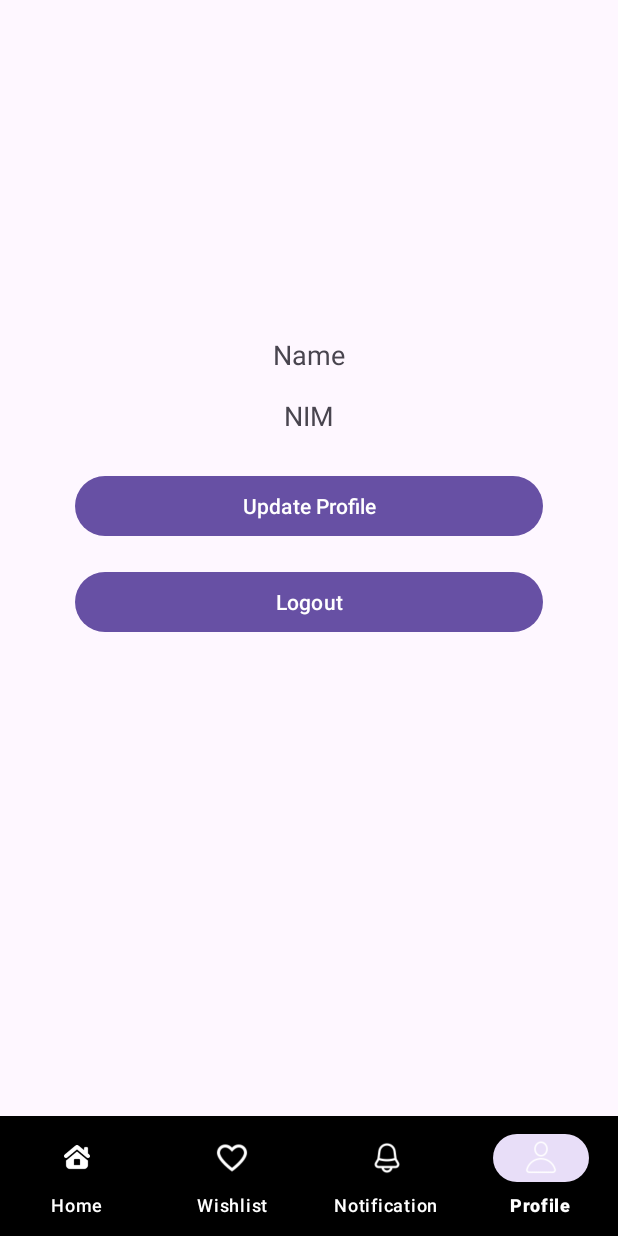
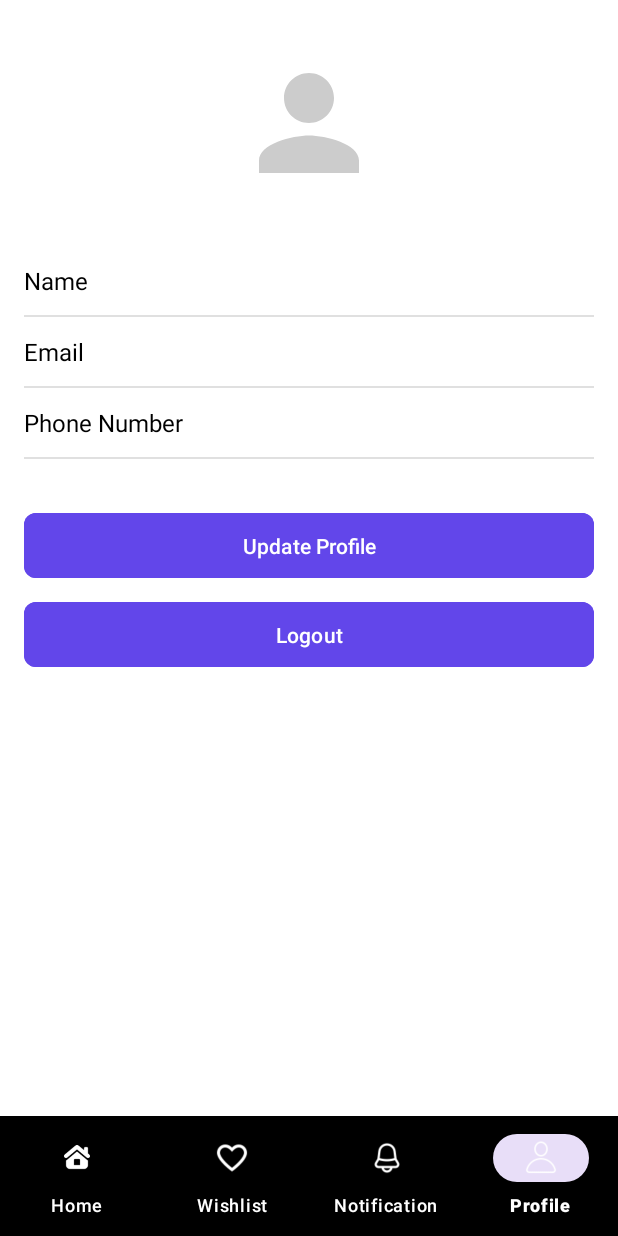
Before and after one commit to FizKw/Project-MAP, an Android app: the ProfileFragment screen opened through its navigation route, on a phone screen of 412 x 824 dp. Run offline under Robolectric (Android 15) with nearby library versions, the phone set to English and light mode, and no system bars; our stand-ins replace Firebase (no records; nobody signed in at launch, a user with empty details on screens opened directly), navigation-ui.

Commit message:
feat: added new design for profile page

```diff
--- a/app/build.gradle.kts
+++ b/app/build.gradle.kts
@@ -65,6 +65,8 @@ dependencies {
 
     implementation("com.github.bumptech.glide:glide:4.12.0")
     annotationProcessor("com.github.bumptech.glide:compiler:4.12.0")
+
+    implementation ("com.google.android.material:material:1.5.0")
 }
 
 secrets {
--- /dev/null
+++ b/app/src/main/res/drawable/default_profile.xml
@@ -0,0 +1,10 @@
+<?xml version="1.0" encoding="utf-8"?>
+<vector xmlns:android="http://schemas.android.com/apk/res/android"
+    android:width="24dp"
+    android:height="24dp"
+    android:viewportWidth="24"
+    android:viewportHeight="24">
+    <path
+        android:fillColor="#CCCCCC"
+        android:pathData="M12,12c2.21,0 4,-1.79 4,-4s-1.79,-4 -4,-4 -4,1.79 -4,4 1.79,4 4,4zM12,14c-2.67,0 -8,1.34 -8,4v2h16v-2c0,-2.66 -5.33,-4 -8,-4z"/>
+</vector>
--- a/app/src/main/res/layout/fragment_profile.xml
+++ b/app/src/main/res/layout/fragment_profile.xml
@@ -1,62 +1,153 @@
 <?xml version="1.0" encoding="utf-8"?>
 <LinearLayout xmlns:android="http://schemas.android.com/apk/res/android"
     xmlns:tools="http://schemas.android.com/tools"
+    xmlns:app="http://schemas.android.com/apk/res-auto"
     android:layout_width="match_parent"
     android:layout_height="match_parent"
     android:orientation="vertical"
-    android:padding="50dp"
-    tools:context=".ProfileFragment">
+    android:background="#FFFFFF">
 
-
-    <ImageView
-        android:id="@+id/image_view"
+    <!-- Profile Image -->
+    <com.google.android.material.imageview.ShapeableImageView
+        android:id="@+id/profile_image"
         android:layout_width="100dp"
         android:layout_height="100dp"
         android:layout_gravity="center"
-        android:layout_marginBottom="25dp"
-        android:contentDescription="Picture" />
+        android:layout_marginTop="32dp"
+        android:layout_marginBottom="16dp"
+        app:shapeAppearanceOverlay="@style/CircularImageView"
+        android:scaleType="centerCrop"
+        android:src="@drawable/default_profile"/>
 
+    <!-- Profile Information Container -->
+    <LinearLayout
+        android:layout_width="match_parent"
+        android:layout_height="wrap_content"
+        android:orientation="vertical"
+        android:padding="16dp">
+
+        <!-- Name Section -->
+        <RelativeLayout
+            android:layout_width="match_parent"
+            android:layout_height="wrap_content"
+            android:paddingVertical="12dp">
+
+            <TextView
+                android:layout_width="wrap_content"
+                android:layout_height="wrap_content"
+                android:text="Name"
+                android:textSize="16sp"
+                android:textColor="#000000"
+                android:layout_alignParentStart="true"
+                android:layout_centerVertical="true"/>
+
+            <TextView
+                android:id="@+id/name_view"
+                android:layout_width="wrap_content"
+                android:layout_height="wrap_content"
+                android:textSize="16sp"
+                android:textColor="#666666"
+                android:layout_alignParentEnd="true"
+                android:layout_centerVertical="true"/>
+        </RelativeLayout>
+
+        <View
+            android:layout_width="match_parent"
+            android:layout_height="1dp"
+            android:background="#E0E0E0"/>
+
+        <!-- Email Section -->
+        <RelativeLayout
+            android:layout_width="match_parent"
+            android:layout_height="wrap_content"
+            android:paddingVertical="12dp">
+
+            <TextView
+                android:layout_width="wrap_content"
+                android:layout_height="wrap_content"
+                android:text="Email"
+                android:textSize="16sp"
+                android:textColor="#000000"
+                android:layout_alignParentStart="true"
+                android:layout_centerVertical="true"/>
 
             <TextView
                 android:id="@+id/email_view"
+                android:layout_width="wrap_content"
+                android:layout_height="wrap_content"
+                android:textSize="16sp"
+                android:textColor="#666666"
+                android:layout_alignParentEnd="true"
+                android:layout_centerVertical="true"/>
+        </RelativeLayout>
+
+        <View
+            android:layout_width="match_parent"
+            android:layout_height="1dp"
+            android:background="#E0E0E0"/>
+
+        <!-- Phone Number Section -->
+        <RelativeLayout
             android:layout_width="match_parent"
             android:layout_height="wrap_content"
-        android:gravity="center"
-        android:padding="8dp"
-        android:text="Email"
-        android:textSize="18sp" />
+            android:paddingVertical="12dp">
 
             <TextView
-        android:id="@+id/name_view"
-        android:layout_width="match_parent"
+                android:layout_width="wrap_content"
                 android:layout_height="wrap_content"
-        android:gravity="center"
-        android:padding="8dp"
-        android:text="Name"
-        android:textSize="18sp" />
+                android:text="Phone Number"
+                android:textSize="16sp"
+                android:textColor="#000000"
+                android:layout_alignParentStart="true"
+                android:layout_centerVertical="true"/>
 
             <TextView
                 android:id="@+id/phone_number_view"
+                android:layout_width="wrap_content"
+                android:layout_height="wrap_content"
+                android:textSize="16sp"
+                android:textColor="#666666"
+                android:layout_alignParentEnd="true"
+                android:layout_centerVertical="true"/>
+        </RelativeLayout>
+
+        <View
+            android:layout_width="match_parent"
+            android:layout_height="1dp"
+            android:background="#E0E0E0"/>
+
+    </LinearLayout>
+
+    <!-- Buttons Container -->
+    <LinearLayout
         android:layout_width="match_parent"
         android:layout_height="wrap_content"
-        android:gravity="center"
-        android:padding="8dp"
-        android:text="NIM"
-        android:textSize="18sp" />
+        android:orientation="vertical"
+        android:padding="16dp">
 
-    <Button
+        <!-- Update Profile Button -->
+        <com.google.android.material.button.MaterialButton
             android:id="@+id/update_profile_button"
             android:layout_width="match_parent"
             android:layout_height="wrap_content"
-        android:layout_marginTop="16dp"
-        android:text="Update Profile" />
+            android:text="Update Profile"
+            android:textColor="#FFFFFF"
+            android:padding="12dp"
+            android:layout_marginBottom="8dp"
+            app:cornerRadius="8dp"
+            android:backgroundTint="#6246EA"/>
 
-
-    <Button
+        <!-- Logout Button -->
+        <com.google.android.material.button.MaterialButton
             android:id="@+id/logout_button"
             android:layout_width="match_parent"
             android:layout_height="wrap_content"
-        android:layout_marginTop="16dp"
-        android:text="Logout" />
+            android:text="Logout"
+            android:textColor="#FFFFFF"
+            android:padding="12dp"
+            app:cornerRadius="8dp"
+            android:backgroundTint="#6246EA"/>
 
     </LinearLayout>
+
+</LinearLayout>
--- a/app/src/main/res/values/colors.xml
+++ b/app/src/main/res/values/colors.xml
@@ -3,4 +3,5 @@
     <color name="black">#FF000000</color>
     <color name="white">#FFFFFFFF</color>
     <color name="blue">#2196F3</color>
+    <color name="light_blue">#3574F0</color>
 </resources>
--- /dev/null
+++ b/app/src/main/res/values/styles.xml
@@ -0,0 +1,7 @@
+<?xml version="1.0" encoding="utf-8"?>
+<resources>
+    <style name="CircularImageView" parent="">
+        <item name="cornerFamily">rounded</item>
+        <item name="cornerSize">50%</item>
+    </style>
+</resources>
```
Lines whose indentation alone changed are shown as unchanged.
